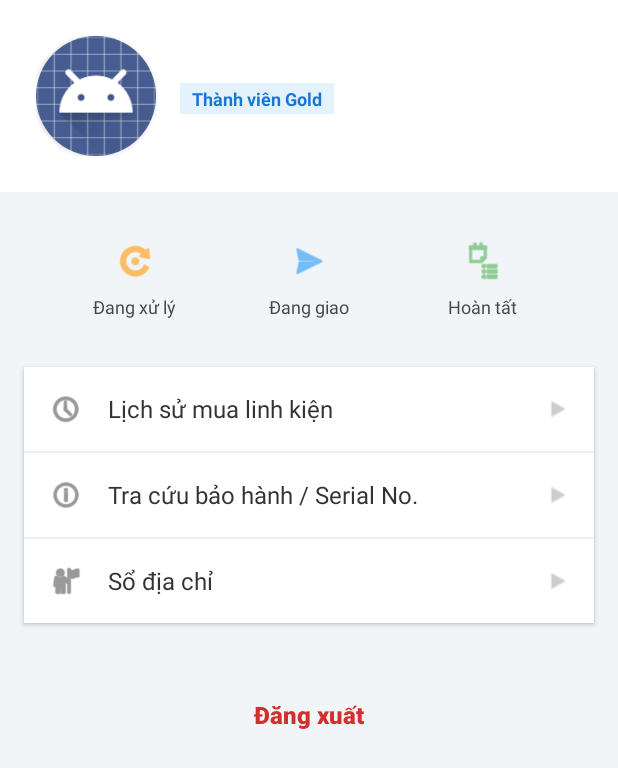
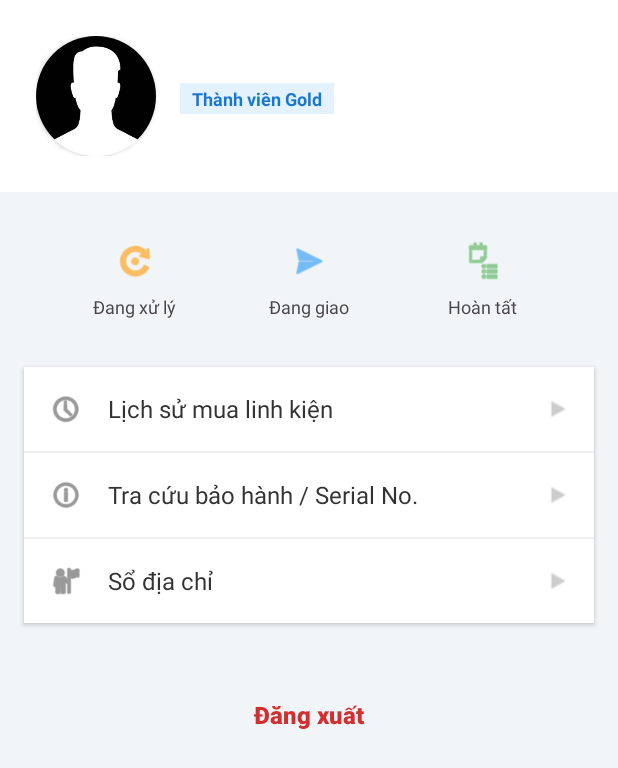
Before and after one commit to HG2505/do-an-mobile, an Android app: the layout customer_activity.xml on its own in the app's theme, with its tools: preview values and no code run, on a phone screen of 412 x 824 dp. Shown: the top 768 px of the screen. Run offline under Robolectric (Android 15) with nearby library versions, the phone set to English and light mode, and no system bars.

Commit message:
fix looix

```diff
--- a/app/src/main/AndroidManifest.xml
+++ b/app/src/main/AndroidManifest.xml
@@ -30,6 +30,7 @@
         <activity android:name=".ProductListActivity" />
         <activity android:name=".ProductDetailActivity" />
         <activity android:name=".SearchActivity" />
+        <activity android:name=".CustomerActivity" />
     </application>
 
 </manifest>
--- a/app/src/main/res/layout/bottom_nav_home.xml
+++ b/app/src/main/res/layout/bottom_nav_home.xml
@@ -78,6 +78,7 @@
         android:gravity="center"
         android:orientation="vertical">
         <ImageView
+            android:id="@+id/imgavatar"
             android:layout_width="24dp"
             android:layout_height="24dp"
             android:src="@android:drawable/ic_menu_my_calendar"
--- a/app/src/main/res/layout/customer_activity.xml
+++ b/app/src/main/res/layout/customer_activity.xml
@@ -32,7 +32,7 @@
                     android:layout_width="match_parent"
                     android:layout_height="match_parent"
                     android:scaleType="centerCrop"
-                    android:src="@android:drawable/sym_def_app_icon"
+                    android:src="@drawable/avatar"
                     tools:srcCompat="@tools:sample/avatars" />
             </androidx.cardview.widget.CardView>
 
```
Also changed, not shown: app/src/main/java/com/example/giuaki/HomeActivity.kt (+6 -1 lines), app/src/main/res/drawable/avatar.png (added).
